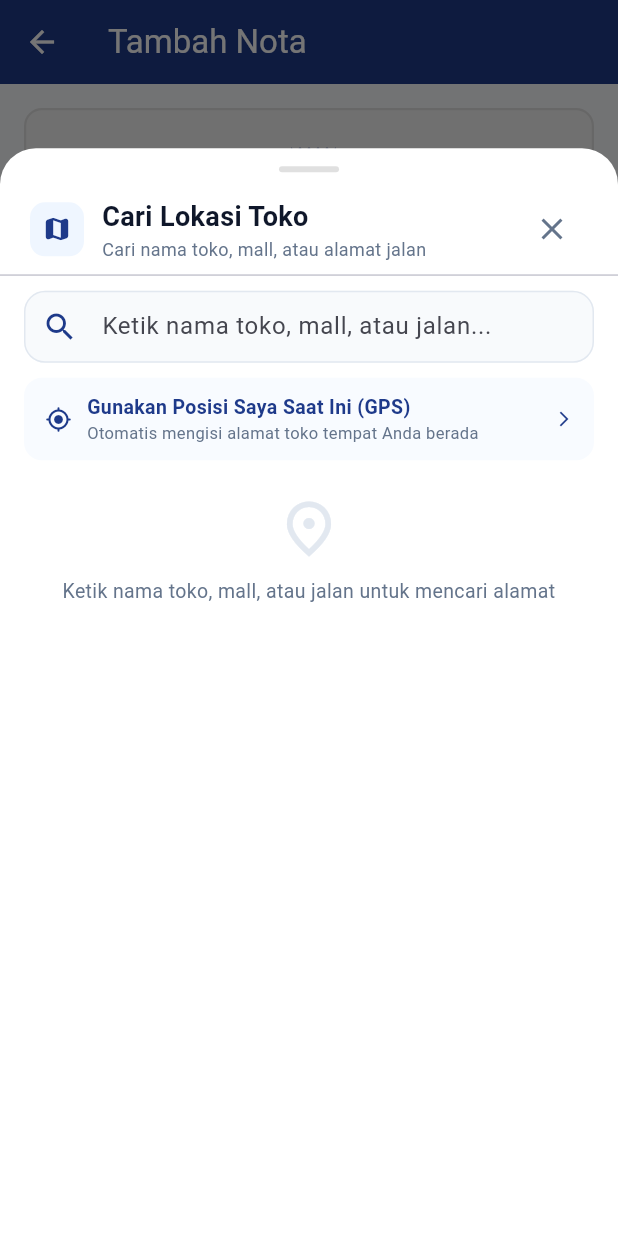
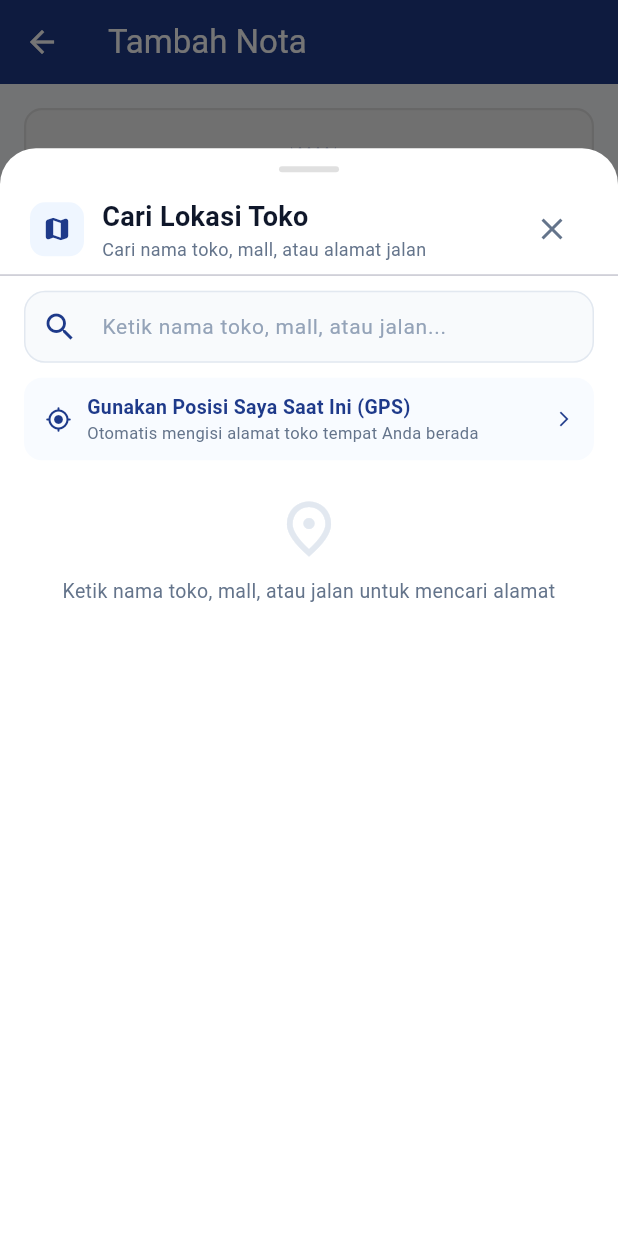
Before and after one commit to Dierlyawan-Wiguna/SimpanNota, a Flutter app: the AddReceiptScreen screen opened directly, after a tap on "Cari Lokasi Toko", on a phone screen of 412 x 824 dp. Run offline on Flutter 3.47's test engine with Material 3 defaults, Android fonts, the phone set to English and light mode, and no system bars; our stand-ins replace flutter_local_notifications, flutter_riverpod, geolocator, image_picker, local_auth, sqflite and 2 more; missing offline and left inert: gal; accounts and stored records are empty.

Commit message:
fix(ui): overhaul dark mode colors and card backgrounds across all screens

```diff
--- a/lib/core/constants/app_colors.dart
+++ b/lib/core/constants/app_colors.dart
@@ -9,17 +9,28 @@ class AppColors {
   static const Color primaryTeal = Color(0xFF0D9488); // Refined Teal Accent
   static const Color lightBlue = Color(0xFFEFF6FF); // Ice Blue background tint
 
-  // Background & Surface
+  // Light Mode - Background & Surface
   static const Color background = Color(0xFFF8FAFC); // Clean off-white Slate 50
   static const Color surface = Colors.white; // Pure white for cards
   static const Color cardBorder = Color(0xFFE2E8F0); // Delicate Slate 200 border
   static const Color inputFill = Color(0xFFF1F5F9); // Slate 100 for input fields
 
-  // Typography
+  // Light Mode - Typography
   static const Color textDark = Color(0xFF0F172A); // Slate 900 - High contrast headline
   static const Color textBody = Color(0xFF334155); // Slate 700 - Readable body
   static const Color textGrey = Color(0xFF64748B); // Slate 500 - Secondary text
   static const Color textMuted = Color(0xFF94A3B8); // Slate 400 - Subtle hint
+
+  // Dark Mode - Background & Surface
+  static const Color darkBackground = Color(0xFF0F172A); // Slate 900
+  static const Color darkSurface = Color(0xFF1E293B); // Slate 800 - Cards & containers
+  static const Color darkBorder = Color(0xFF334155); // Slate 700 - Borders & dividers
+  static const Color darkInputFill = Color(0xFF0F172A); // Slate 900 - Input background
+
+  // Dark Mode - Typography
+  static const Color darkTextPrimary = Color(0xFFF8FAFC); // Slate 50 - High contrast headline
+  static const Color darkTextSecondary = Color(0xFFCBD5E1); // Slate 300 - Readable body
+  static const Color darkTextMuted = Color(0xFF94A3B8); // Slate 400 - Subtle hint / secondary
 
   // Warranty Status Colors
   static const Color statusActive = Color(0xFF059669); // Emerald green
--- a/lib/features/receipts/presentation/widgets/location_search_sheet.dart
+++ b/lib/features/receipts/presentation/widgets/location_search_sheet.dart
@@ -324,6 +324,7 @@ class _LocationSearchSheetState extends State<LocationSearchSheet> {
 
   @override
   Widget build(BuildContext context) {
+    final isDark = Theme.of(context).brightness == Brightness.dark;
     final bottomInset = MediaQuery.of(context).viewInsets.bottom;
 
     return Container(
@@ -331,9 +332,9 @@ class _LocationSearchSheetState extends State<LocationSearchSheet> {
         maxHeight: MediaQuery.of(context).size.height * 0.88,
       ),
       padding: EdgeInsets.only(bottom: bottomInset),
-      decoration: const BoxDecoration(
-        color: AppColors.surface,
-        borderRadius: BorderRadius.vertical(top: Radius.circular(24)),
+      decoration: BoxDecoration(
+        color: isDark ? AppColors.darkSurface : AppColors.surface,
+        borderRadius: const BorderRadius.vertical(top: Radius.circular(24)),
       ),
       child: Column(
         mainAxisSize: MainAxisSize.min,
@@ -344,7 +345,7 @@ class _LocationSearchSheetState extends State<LocationSearchSheet> {
             width: 40,
             height: 4,
             decoration: BoxDecoration(
-              color: Colors.grey.shade300,
+              color: isDark ? AppColors.darkBorder : Colors.grey.shade300,
               borderRadius: BorderRadius.circular(2),
             ),
           ),
@@ -357,17 +358,17 @@ class _LocationSearchSheetState extends State<LocationSearchSheet> {
                 Container(
                   padding: const EdgeInsets.all(8),
                   decoration: BoxDecoration(
-                    color: AppColors.lightBlue,
+                    color: isDark ? const Color(0xFF334155) : AppColors.lightBlue,
                     borderRadius: BorderRadius.circular(10),
                   ),
-                  child: const Icon(
+                  child: Icon(
                     Icons.map_rounded,
-                    color: AppColors.primaryBlue,
+                    color: isDark ? const Color(0xFF38BDF8) : AppColors.primaryBlue,
                     size: 20,
                   ),
                 ),
                 const SizedBox(width: 12),
-                const Expanded(
+                Expanded(
                   child: Column(
                     crossAxisAlignment: CrossAxisAlignment.start,
                     children: [
@@ -376,28 +377,28 @@ class _LocationSearchSheetState extends State<LocationSearchSheet> {
                         style: TextStyle(
                           fontSize: 18,
                           fontWeight: FontWeight.bold,
-                          color: AppColors.textDark,
+                          color: isDark ? Colors.white : AppColors.textDark,
                         ),
                       ),
                       Text(
                         'Cari nama toko, mall, atau alamat jalan',
                         style: TextStyle(
                           fontSize: 12,
-                          color: AppColors.textGrey,
+                          color: isDark ? const Color(0xFF94A3B8) : AppColors.textGrey,
                         ),
                       ),
                     ],
                   ),
                 ),
                 IconButton(
-                  icon: const Icon(Icons.close, color: AppColors.textGrey),
+                  icon: Icon(Icons.close, color: isDark ? const Color(0xFF94A3B8) : AppColors.textGrey),
                   onPressed: () => Navigator.pop(context),
                 ),
               ],
             ),
           ),
 
-          const Divider(height: 1),
+          Divider(height: 1, color: isDark ? AppColors.darkBorder : null),
 
           // Input Pencarian
           Padding(
@@ -405,6 +406,7 @@ class _LocationSearchSheetState extends State<LocationSearchSheet> {
             child: TextField(
               controller: _searchController,
               autofocus: false,
+              style: TextStyle(color: isDark ? Colors.white : AppColors.textDark, fontSize: 14),
               textInputAction: TextInputAction.search,
               onChanged: _onSearchChanged,
               onSubmitted: (val) {
@@ -414,10 +416,11 @@ class _LocationSearchSheetState extends State<LocationSearchSheet> {
               },
               decoration: InputDecoration(
                 hintText: 'Ketik nama toko, mall, atau jalan...',
-                prefixIcon: const Icon(Icons.search, color: AppColors.primaryBlue),
+                hintStyle: TextStyle(color: isDark ? AppColors.darkTextMuted : AppColors.textMuted, fontSize: 14),
+                prefixIcon: Icon(Icons.search, color: isDark ? const Color(0xFF38BDF8) : AppColors.primaryBlue),
                 suffixIcon: _searchController.text.isNotEmpty
                     ? IconButton(
-                        icon: const Icon(Icons.clear, size: 20),
+                        icon: Icon(Icons.clear, size: 20, color: isDark ? const Color(0xFF94A3B8) : null),
                         onPressed: () {
                           _searchController.clear();
                           _onSearchChanged('');
@@ -425,19 +428,19 @@ class _LocationSearchSheetState extends State<LocationSearchSheet> {
                       )
                     : null,
                 filled: true,
-                fillColor: AppColors.background,
+                fillColor: isDark ? const Color(0xFF0F172A) : AppColors.background,
                 contentPadding: const EdgeInsets.symmetric(vertical: 12, horizontal: 16),
                 border: OutlineInputBorder(
                   borderRadius: BorderRadius.circular(14),
-                  borderSide: const BorderSide(color: AppColors.cardBorder),
+                  borderSide: BorderSide(color: isDark ? AppColors.darkBorder : AppColors.cardBorder),
                 ),
                 enabledBorder: OutlineInputBorder(
                   borderRadius: BorderRadius.circular(14),
-                  borderSide: const BorderSide(color: AppColors.cardBorder),
+                  borderSide: BorderSide(color: isDark ? AppColors.darkBorder : AppColors.cardBorder),
                 ),
                 focusedBorder: OutlineInputBorder(
                   borderRadius: BorderRadius.circular(14),
-                  borderSide: const BorderSide(color: AppColors.primaryBlue, width: 1.5),
+                  borderSide: BorderSide(color: isDark ? const Color(0xFF38BDF8) : AppColors.primaryBlue, width: 1.5),
                 ),
               ),
             ),
@@ -478,7 +481,7 @@ class _LocationSearchSheetState extends State<LocationSearchSheet> {
           Padding(
             padding: const EdgeInsets.symmetric(horizontal: 16, vertical: 4),
             child: Material(
-              color: AppColors.lightBlue.withValues(alpha: 0.45),
+              color: isDark ? const Color(0xFF1E3A5F).withValues(alpha: 0.5) : AppColors.lightBlue.withValues(alpha: 0.45),
               borderRadius: BorderRadius.circular(12),
               child: InkWell(
                 borderRadius: BorderRadius.circular(12),
@@ -493,9 +496,9 @@ class _LocationSearchSheetState extends State<LocationSearchSheet> {
                               height: 18,
                               child: CircularProgressIndicator(strokeWidth: 2),
                             )
-                          : const Icon(
+                          : Icon(
                               Icons.my_location_rounded,
-                              color: AppColors.primaryBlue,
+                              color: isDark ? const Color(0xFF38BDF8) : AppColors.primaryBlue,
                               size: 18,
                             ),
                       const SizedBox(width: 10),
@@ -507,23 +510,23 @@ class _LocationSearchSheetState extends State<LocationSearchSheet> {
                               _isLocatingGps
                                   ? 'Mendeteksi alamat dari GPS...'
                                   : 'Gunakan Posisi Saya Saat Ini (GPS)',
-                              style: const TextStyle(
+                              style: TextStyle(
                                 fontSize: 13,
                                 fontWeight: FontWeight.w700,
-                                color: AppColors.primaryBlue,
+                                color: isDark ? const Color(0xFF38BDF8) : AppColors.primaryBlue,
                               ),
                             ),
-                            const Text(
+                            Text(
                               'Otomatis mengisi alamat toko tempat Anda berada',
                               style: TextStyle(
                                 fontSize: 11,
-                                color: AppColors.textGrey,
+                                color: isDark ? const Color(0xFF94A3B8) : AppColors.textGrey,
                               ),
                             ),
                           ],
                         ),
                       ),
-                      const Icon(Icons.arrow_forward_ios, size: 12, color: AppColors.primaryBlue),
+                      Icon(Icons.arrow_forward_ios, size: 12, color: isDark ? const Color(0xFF38BDF8) : AppColors.primaryBlue),
                     ],
                   ),
                 ),
@@ -612,12 +615,12 @@ class _LocationSearchSheetState extends State<LocationSearchSheet> {
                               leading: Container(
                                 padding: const EdgeInsets.all(8),
                                 decoration: BoxDecoration(
-                                  color: AppColors.background,
+                                  color: isDark ? const Color(0xFF0F172A) : AppColors.background,
                                   borderRadius: BorderRadius.circular(8),
                                 ),
-                                child: const Icon(
+                                child: Icon(
                                   Icons.location_on_outlined,
-                                  color: AppColors.primaryBlue,
+                                  color: isDark ? const Color(0xFF38BDF8) : AppColors.primaryBlue,
                                   size: 20,
                                 ),
                               ),
@@ -625,19 +628,19 @@ class _LocationSearchSheetState extends State<LocationSearchSheet> {
                                 item.title,
                                 maxLines: 1,
                                 overflow: TextOverflow.ellipsis,
-                                style: const TextStyle(
+                                style: TextStyle(
                                   fontSize: 14,
                                   fontWeight: FontWeight.w600,
-                                  color: AppColors.textDark,
+                                  color: isDark ? Colors.white : AppColors.textDark,
                                 ),
                               ),
                               subtitle: Text(
                                 item.fullAddress,
                                 maxLines: 2,
                                 overflow: TextOverflow.ellipsis,
-                                style: const TextStyle(
+                                style: TextStyle(
                                   fontSize: 12,
-                                  color: AppColors.textGrey,
+                                  color: isDark ? const Color(0xFF94A3B8) : AppColors.textGrey,
                                 ),
                               ),
                               onTap: () {
```
Also changed, not shown: lib/core/widgets/customer_service_button.dart (+22 -16 lines), lib/features/profile/presentation/screens/profile_screen.dart (+56 -40 lines), lib/features/receipts/presentation/screens/add_receipt_screen.dart (+31 -12 lines), lib/features/receipts/presentation/screens/home_screen.dart (+28 -18 lines), lib/features/receipts/presentation/screens/receipt_detail_screen.dart (+5 -5 lines), lib/features/receipts/presentation/widgets/receipt_card.dart (+12 -14 lines), lib/main.dart (+24 -6 lines), 3 other files.
